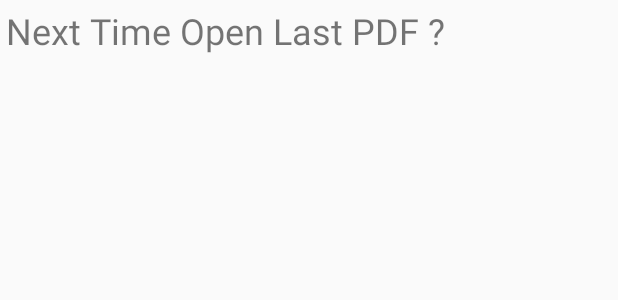
After one commit to sherylynn/pdf-all, an Android app: the layout dialog_reopen.xml on its own in the app's theme, with its tools: preview values and no code run, on a phone screen of 412 x 824 dp. The commit adds this screen. Shown: the top 300 px of the screen. Run offline under Robolectric (Android 15) with nearby library versions, the phone set to English and light mode, and no system bars.

Commit message:
add reopen last open and configure for open next time

```diff
--- /dev/null
+++ b/app/src/main/res/layout/dialog_reopen.xml
@@ -0,0 +1,14 @@
+<?xml version="1.0" encoding="utf-8"?>
+<LinearLayout xmlns:android="http://schemas.android.com/apk/res/android"
+    android:orientation="vertical"
+    android:layout_width="wrap_content"
+    android:layout_height="wrap_content">
+
+    <TextView
+        android:id="@+id/reopen"
+        android:layout_width="match_parent"
+        android:layout_height="wrap_content"
+        android:layout_margin="4dp"
+        android:text="@string/reopen"
+        android:textSize="24sp" />
+</LinearLayout>
--- a/app/src/main/res/values/strings.xml
+++ b/app/src/main/res/values/strings.xml
@@ -8,4 +8,7 @@
     <string name="cancel">Cancel</string>
     <string name="username">Username</string>
     <string name="password">Password</string>
+
+    <string name="reopen">Next Time Open Last PDF ?</string>
+    <string name="open">Open</string>
 </resources>
```
Also changed, not shown: app/src/main/java/com/sherylynn/pdf_all/DialogUtils.java (+25 -0 lines), app/src/main/java/com/sherylynn/pdf_all/FullscreenActivity.java (+27 -2 lines), app/src/main/java/com/sherylynn/pdf_all/SPUtils.java (+25 -2 lines).
